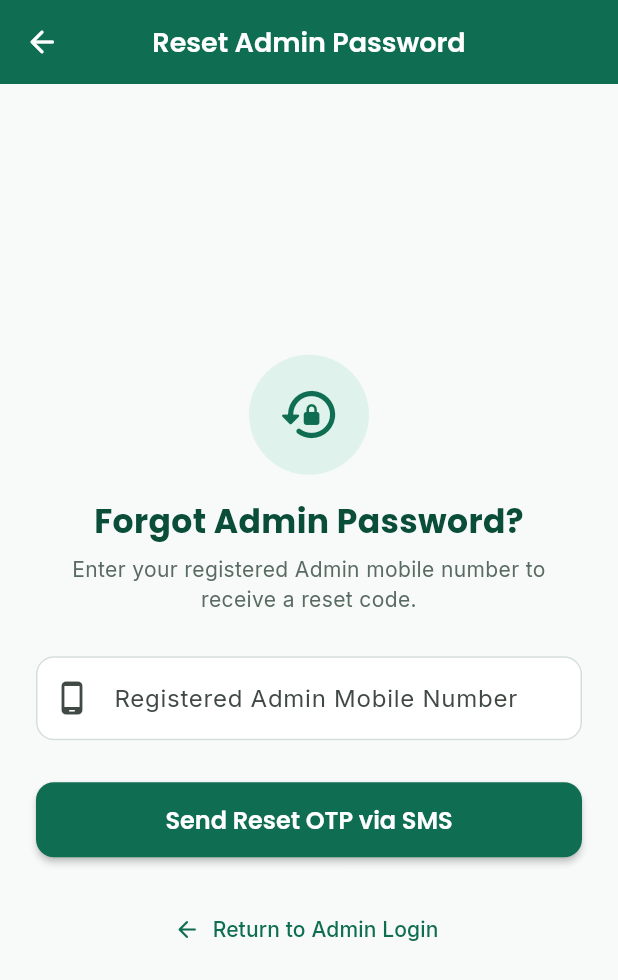
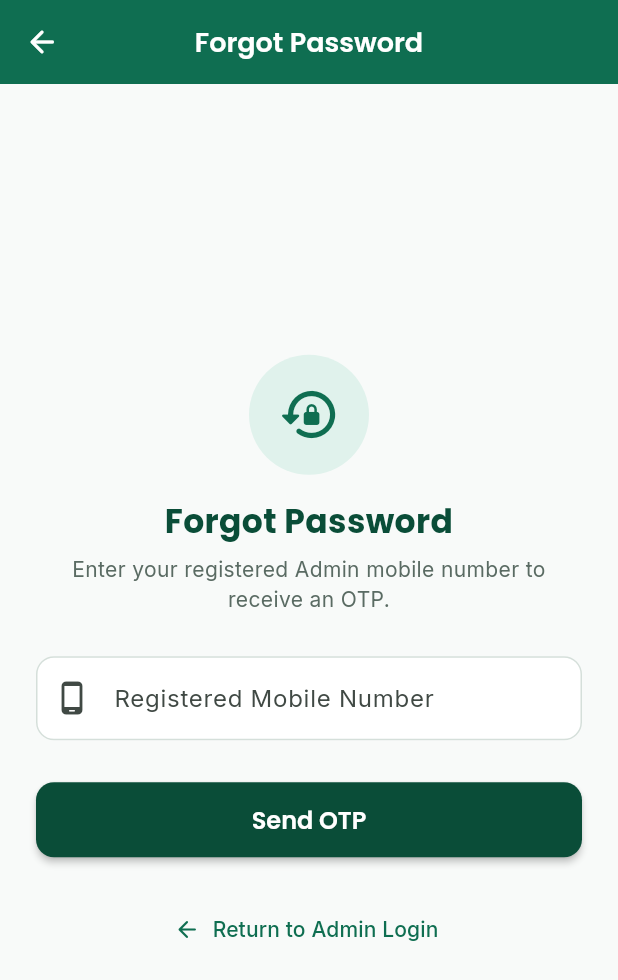
Before and after one commit to tejaspatel2255/agbs-family-registry, a Flutter app: the AdminForgotPasswordScreen screen opened by its route, on a phone screen of 412 x 824 dp. Shown: the top 980 px of the screen. Run offline on Flutter 3.47's test engine with Material 3 defaults, Android fonts, the phone set to English and light mode, and no system bars; our stand-ins replace cached_network_image, flutter_riverpod, go_router, google_fonts, image_picker, supabase_flutter; accounts and stored records are empty; statements that could not run were skipped.

Commit message:
refactor: Update Admin Forgot Password UI with disabled Save button, inline error messages, and flow restart option

```diff
--- a/lib/features/auth/screens/admin_forgot_password_screen.dart
+++ b/lib/features/auth/screens/admin_forgot_password_screen.dart
@@ -117,7 +117,7 @@ class _AdminForgotPasswordScreenState extends ConsumerState<AdminForgotPasswordS
     if (success && mounted) {
       ScaffoldMessenger.of(context).showSnackBar(
         const SnackBar(
-          content: Text('Password reset successfully! Please login with your new password.'),
+          content: Text('Password updated successfully'),
           backgroundColor: AppColors.success,
           duration: Duration(seconds: 4),
         ),
@@ -126,9 +126,25 @@ class _AdminForgotPasswordScreenState extends ConsumerState<AdminForgotPasswordS
     }
   }
 
+  void _restartFlow() {
+    setState(() {
+      _currentStep = 1;
+      _resetToken = null;
+      _otpController.clear();
+      _newPasswordController.clear();
+      _confirmPasswordController.clear();
+    });
+  }
+
   bool _hasMinLength(String p) => p.length >= 8;
   bool _hasLetter(String p) => RegExp(r'[a-zA-Z]').hasMatch(p);
   bool _hasDigit(String p) => RegExp(r'[0-9]').hasMatch(p);
+
+  bool get _isPasswordValid {
+    final p = _newPasswordController.text.trim();
+    final c = _confirmPasswordController.text.trim();
+    return _hasMinLength(p) && _hasLetter(p) && _hasDigit(p) && p == c && c.isNotEmpty;
+  }
 
   @override
   Widget build(BuildContext context) {
@@ -138,7 +154,7 @@ class _AdminForgotPasswordScreenState extends ConsumerState<AdminForgotPasswordS
       appBar: AppBar(
         title: Text(
           _currentStep == 1
-              ? 'Reset Admin Password'
+              ? 'Forgot Password'
               : _currentStep == 2
                   ? 'Verify Reset OTP'
                   : 'Set New Password',
@@ -186,7 +202,7 @@ class _AdminForgotPasswordScreenState extends ConsumerState<AdminForgotPasswordS
 
                 Text(
                   _currentStep == 1
-                      ? 'Forgot Admin Password?'
+                      ? 'Forgot Password'
                       : _currentStep == 2
                           ? 'Enter 6-Digit OTP'
                           : 'Create New Password',
@@ -202,7 +218,7 @@ class _AdminForgotPasswordScreenState extends ConsumerState<AdminForgotPasswordS
 
                 Text(
                   _currentStep == 1
-                      ? 'Enter your registered Admin mobile number to receive a reset code.'
+                      ? 'Enter your registered Admin mobile number to receive an OTP.'
                       : _currentStep == 2
                           ? 'Enter the verification code sent to +91 ${_mobileController.text}'
                           : 'Your new password must be at least 8 characters with a letter and a number.',
@@ -215,7 +231,7 @@ class _AdminForgotPasswordScreenState extends ConsumerState<AdminForgotPasswordS
 
                 const SizedBox(height: 28),
 
-                if (authState.errorMessage != null)
+                if (authState.errorMessage != null) ...[
                   Container(
                     padding: const EdgeInsets.all(12),
                     margin: const EdgeInsets.only(bottom: 20),
@@ -224,12 +240,28 @@ class _AdminForgotPasswordScreenState extends ConsumerState<AdminForgotPasswordS
                       borderRadius: BorderRadius.circular(10),
                       border: Border.all(color: AppColors.error.withOpacity(0.3)),
                     ),
-                    child: Text(
-                      authState.errorMessage!,
-                      style: const TextStyle(color: AppColors.error, fontSize: 13),
-                      textAlign: TextAlign.center,
+                    child: Column(
+                      children: [
+                        Text(
+                          authState.errorMessage!,
+                          style: const TextStyle(color: AppColors.error, fontSize: 13),
+                          textAlign: TextAlign.center,
+                        ),
+                        if (_currentStep == 3) ...[
+                          const SizedBox(height: 8),
+                          TextButton.icon(
+                            onPressed: _restartFlow,
+                            icon: const Icon(Icons.refresh_rounded, size: 16, color: AppColors.error),
+                            label: const Text(
+                              'Restart Reset Request',
+                              style: TextStyle(color: AppColors.error, fontSize: 12, fontWeight: FontWeight.bold),
+                            ),
+                          ),
+                        ],
+                      ],
                     ),
                   ),
+                ],
 
                 // STEP 1: Enter Mobile Number
                 if (_currentStep == 1) ...[
@@ -243,7 +275,7 @@ class _AdminForgotPasswordScreenState extends ConsumerState<AdminForgotPasswordS
                           keyboardType: TextInputType.phone,
                           maxLength: 10,
                           decoration: const InputDecoration(
-                            labelText: 'Registered Admin Mobile Number',
+                            labelText: 'Registered Mobile Number',
                             hintText: 'Enter 10-digit mobile number',
                             prefixIcon: Icon(Icons.phone_android_rounded),
                             counterText: '',
@@ -258,6 +290,9 @@ class _AdminForgotPasswordScreenState extends ConsumerState<AdminForgotPasswordS
                         const SizedBox(height: 28),
                         ElevatedButton(
                           onPressed: authState.isLoading ? null : _handleSendOtp,
+                          style: ElevatedButton.styleFrom(
+                            backgroundColor: AppColors.primaryDark,
+                          ),
                           child: authState.isLoading
                               ? const SizedBox(
                                   width: 24,
@@ -267,7 +302,7 @@ class _AdminForgotPasswordScreenState extends ConsumerState<AdminForgotPasswordS
                                     strokeWidth: 2.5,
                                   ),
                                 )
-                              : const Text('Send Reset OTP via SMS'),
+                              : const Text('Send OTP'),
                         ),
                       ],
                     ),
@@ -307,6 +342,9 @@ class _AdminForgotPasswordScreenState extends ConsumerState<AdminForgotPasswordS
                         const SizedBox(height: 24),
                         ElevatedButton(
                           onPressed: authState.isLoading ? null : _handleVerifyOtp,
+                          style: ElevatedButton.styleFrom(
+                            backgroundColor: AppColors.primaryDark,
+                          ),
                           child: authState.isLoading
                               ? const SizedBox(
                                   width: 24,
@@ -364,21 +402,6 @@ class _AdminForgotPasswordScreenState extends ConsumerState<AdminForgotPasswordS
                               },
                             ),
                           ),
-                          validator: (val) {
-                            if (val == null || val.isEmpty) {
-                              return 'New password is required';
-                            }
-                            if (!_hasMinLength(val)) {
-                              return 'Password must be at least 8 characters';
-                            }
-                            if (!_hasLetter(val)) {
-                              return 'Password must contain at least one letter';
-                            }
-                            if (!_hasDigit(val)) {
-                              return 'Password must contain at least one number';
-                            }
-                            return null;
-                          },
                         ),
                         const SizedBox(height: 16),
 
@@ -386,8 +409,9 @@ class _AdminForgotPasswordScreenState extends ConsumerState<AdminForgotPasswordS
                         TextFormField(
                           controller: _confirmPasswordController,
                           obscureText: _obscureConfirmPassword,
+                          onChanged: (_) => setState(() {}),
                           decoration: InputDecoration(
-                            labelText: 'Confirm New Password',
+                            labelText: 'Retype Password',
                             hintText: 'Retype your new password',
                             prefixIcon: const Icon(Icons.lock_reset_rounded),
                             suffixIcon: IconButton(
@@ -399,15 +423,6 @@ class _AdminForgotPasswordScreenState extends ConsumerState<AdminForgotPasswordS
                               },
                             ),
                           ),
-                          validator: (val) {
-                            if (val == null || val.isEmpty) {
-                              return 'Please retype your new password';
-                            }
-                            if (val != _newPasswordController.text) {
-                              return 'Passwords do not match';
-                            }
-                            return null;
-                          },
                         ),
 
                         const SizedBox(height: 16),
@@ -444,6 +459,11 @@ class _AdminForgotPasswordScreenState extends ConsumerState<AdminForgotPasswordS
                                 'Contains at least one number (0-9)',
                                 _hasDigit(_newPasswordController.text),
                               ),
+                              _buildRuleItem(
+                                'Both fields must match',
+                                _newPasswordController.text.isNotEmpty &&
+                                    _newPasswordController.text == _confirmPasswordController.text,
+                              ),
                             ],
                           ),
                         ),
@@ -451,7 +471,12 @@ class _AdminForgotPasswordScreenState extends ConsumerState<AdminForgotPasswordS
                         const SizedBox(height: 28),
 
                         ElevatedButton(
-                          onPressed: authState.isLoading ? null : _handleResetPassword,
+                          onPressed: (_isPasswordValid && !authState.isLoading)
+                              ? _handleResetPassword
+                              : null,
+                          style: ElevatedButton.styleFrom(
+                            backgroundColor: AppColors.primaryDark,
+                          ),
                           child: authState.isLoading
                               ? const SizedBox(
                                   width: 24,
@@ -461,7 +486,7 @@ class _AdminForgotPasswordScreenState extends ConsumerState<AdminForgotPasswordS
                                     strokeWidth: 2.5,
                                   ),
                                 )
-                              : const Text('Save New Password'),
+                              : const Text('Save'),
                         ),
                       ],
                     ),
```
